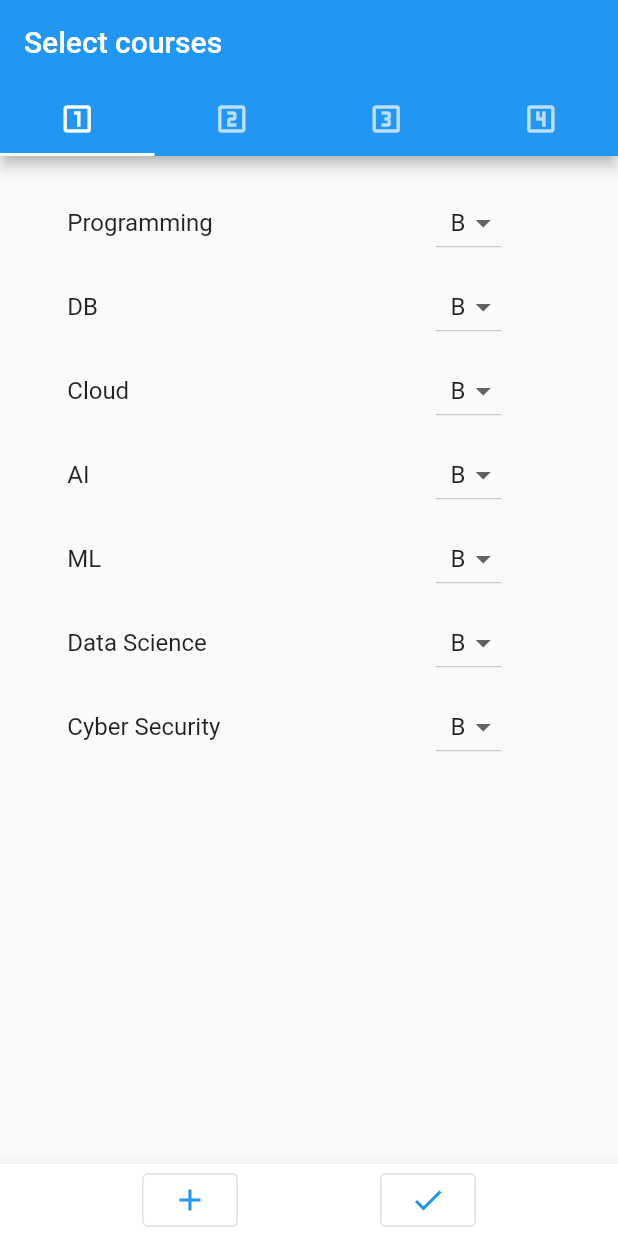
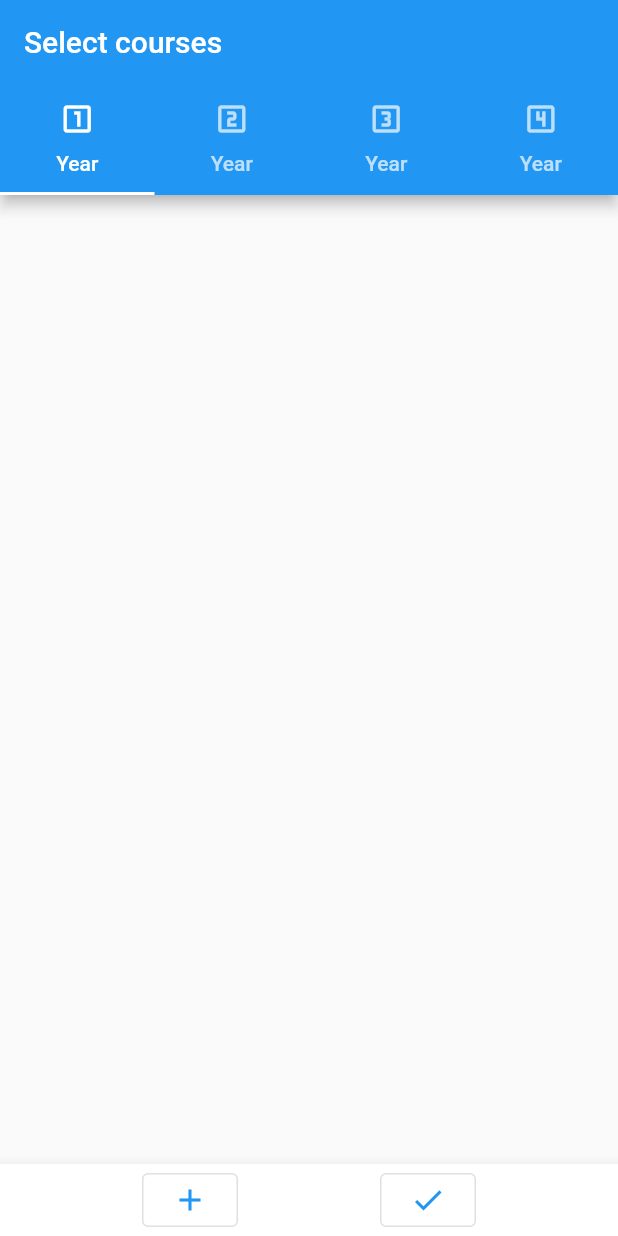
Before and after one commit to pasinduPrabhath/gpacalculator, a Flutter app: the screen it shows after launch, after a tap on the "add" icon, on a phone screen of 412 x 824 dp. Run offline on Flutter 3.47's test engine with Material 2 defaults, Android fonts, the light colour scheme and no system bars; our stand-ins replace flutter_easyrefresh, sqflite; accounts and stored records are empty.

Commit message:
fixing some issues after 1st patch

```diff
--- a/lib/main.dart
+++ b/lib/main.dart
@@ -136,7 +136,7 @@ class _MyHomePageState extends State<MyHomePage> {
               height: MediaQuery.of(context).size.height * 0.007,
             ),
             const Text(
-              'Pull to refresh',
+              '⬇️ Pull to refresh',
               style: TextStyle(
                   fontWeight: FontWeight.bold,
                   fontSize: 13,
--- a/lib/myDialog.dart
+++ b/lib/myDialog.dart
@@ -26,62 +26,6 @@ class GPAData {
 
 List<GPAData> lvl1CourseData = [
   //use to pass selected course weight to main.dart
-  GPAData(
-      id: 0,
-      level: 1,
-      courseName: 'Programming',
-      weight: 3,
-      gradingLetter: 'X',
-      gradingLetterValue: 0,
-      selected: 0),
-  GPAData(
-      id: 1,
-      level: 1,
-      courseName: 'DB',
-      weight: 3,
-      gradingLetter: 'X',
-      gradingLetterValue: 0,
-      selected: 0),
-  GPAData(
-      id: 2,
-      level: 1,
-      courseName: 'Cloud',
-      weight: 3,
-      gradingLetter: 'X',
-      gradingLetterValue: 0,
-      selected: 0),
-  GPAData(
-      id: 3,
-      level: 1,
-      courseName: 'AI',
-      weight: 3,
-      gradingLetter: 'X',
-      gradingLetterValue: 0,
-      selected: 0),
-  GPAData(
-      id: 4,
-      level: 1,
-      courseName: 'ML',
-      weight: 2,
-      gradingLetter: 'X',
-      gradingLetterValue: 0,
-      selected: 0),
-  GPAData(
-      id: 5,
-      level: 1,
-      courseName: 'Data Science',
-      weight: 2,
-      gradingLetter: 'X',
-      gradingLetterValue: 0,
-      selected: 0),
-  GPAData(
-      id: 6,
-      level: 1,
-      courseName: 'Cyber Security',
-      weight: 2,
-      gradingLetter: 'X',
-      gradingLetterValue: 0,
-      selected: 0),
 ];
 
 List<GPAData> lvl2CourseData = [
@@ -218,6 +162,14 @@ void handleTabSelection(List<GPAData> lvl1CourseData, lvl2CourseData,
             1);
       }
     }
+
+    SQLHelper.createItemSecondWindow(
+        1,
+        lvl1CourseData[i].courseName,
+        lvl1CourseData[i].weight,
+        lvl1CourseData[i].gradingLetter,
+        lvl1CourseData[i].gradingLetterValue,
+        1);
   }
 
   for (int i = 0; i < lvl2CourseData.length; i++) {
@@ -231,6 +183,13 @@ void handleTabSelection(List<GPAData> lvl1CourseData, lvl2CourseData,
           lvl2CourseData[i].gradingLetter,
           lvl2CourseData[i].gradingLetterValue,
           1);
+      // SQLHelper.createItemSecondWindow(
+      //     2,
+      //     lvl1CourseData[i].courseName,
+      //     lvl1CourseData[i].weight,
+      //     lvl1CourseData[i].gradingLetter,
+      //     lvl1CourseData[i].gradingLetterValue,
+      //     1);
     }
   }
   for (int i = 0; i < lvl3CourseData.length; i++) {
@@ -244,6 +203,13 @@ void handleTabSelection(List<GPAData> lvl1CourseData, lvl2CourseData,
           lvl3CourseData[i].gradingLetter,
           lvl3CourseData[i].gradingLetterValue,
           1);
+      // SQLHelper.createItemSecondWindow(
+      //     3,
+      //     lvl1CourseData[i].courseName,
+      //     lvl1CourseData[i].weight,
+      //     lvl1CourseData[i].gradingLetter,
+      //     lvl1CourseData[i].gradingLetterValue,
+      //     1);
     }
   }
   for (int i = 0; i < lvl4CourseData.length; i++) {
@@ -257,9 +223,19 @@ void handleTabSelection(List<GPAData> lvl1CourseData, lvl2CourseData,
           lvl4CourseData[i].gradingLetter,
           lvl4CourseData[i].gradingLetterValue,
           1);
+      // SQLHelper.createItemSecondWindow(
+      //     4,
+      //     lvl1CourseData[i].courseName,
+      //     lvl1CourseData[i].weight,
+      //     lvl1CourseData[i].gradingLetter,
+      //     lvl1CourseData[i].gradingLetterValue,
+      //     1);
     }
   }
 }
+
+List<GPAData> listfromDb = [];
+List<Map<String, dynamic>> _dataFromDb = <Map<String, dynamic>>[];
 
 class MyDialog extends StatefulWidget {
   final void Function() refresh;
@@ -289,11 +265,34 @@ class _MyDialogState extends State<MyDialog>
     'X'
   ];
   // late String _newCourseName;
+  Future<void> _refresh() async {
+    _dataFromDb = await SQLHelper.getItems();
+    listfromDb.clear();
+    for (var element in _dataFromDb) {
+      listfromDb.add(GPAData(
+        id: element['id'],
+        level: element['level'],
+        courseName: element['courseName'],
+        weight: element['courseWeight'],
+        gradingLetter: element['gradingLetter'],
+        gradingLetterValue: element['gradingLetterValue'],
+        selected: element['selected'] == 1 ? 1 : 0,
+      ));
+    }
+    lvl1CourseData = listfromDb;
+    setState(() {
+      lvl1CourseData = listfromDb;
+    });
+  }
 
   @override
   void initState() {
     super.initState();
     _tabController = TabController(length: 4, vsync: this);
+
+    setState(() {
+      _refresh();
+    });
     // _tabController.addListener(_handleTabSelection);
   }
 
@@ -307,10 +306,10 @@ class _MyDialogState extends State<MyDialog>
             bottom: TabBar(
               controller: _tabController,
               tabs: const [
-                Tab(icon: Icon(Icons.looks_one_outlined)),
-                Tab(icon: Icon(Icons.looks_two_outlined)),
-                Tab(icon: Icon(Icons.looks_3_outlined)),
-                Tab(icon: Icon(Icons.looks_4_outlined)),
+                Tab(text: 'Year', icon: Icon(Icons.looks_one_outlined)),
+                Tab(text: 'Year', icon: Icon(Icons.looks_two_outlined)),
+                Tab(text: 'Year', icon: Icon(Icons.looks_3_outlined)),
+                Tab(text: 'Year', icon: Icon(Icons.looks_4_outlined)),
               ],
             ),
             title: const Text('Select courses'),
@@ -356,6 +355,21 @@ class _MyDialogState extends State<MyDialog>
           child: ListView.builder(
             itemCount: lvl1CourseData.length,
             itemBuilder: (context, index) {
+              return Dismissible(
+                key: UniqueKey(),
+                onDismissed: (direction) {
+                  setState(() {
+                    lvl1CourseData.removeAt(index);
+                  });
+                },
+                background: Container(
+                  color: Colors.red,
+                  child: Icon(Icons.delete, color: Colors.white),
+                  alignment: Alignment.centerRight,
+                  padding: EdgeInsets.only(right: 20),
+                ),
+                child: StatefulBuilder(
+                  builder: (BuildContext context, StateSetter setState) {
                     return CustomCheckboxDropdownTile(
                       title: lvl1CourseData[index].courseName,
                       value: lvl1CourseData[index].selected,
@@ -363,9 +377,7 @@ class _MyDialogState extends State<MyDialog>
                         setState(() {
                           lvl1CourseData[index].selected = value!;
                           if (value == 1) {
-                        lvl1CourseData[index].gradingLetter =
-                            selectedValue; // update grading letter
-
+                            lvl1CourseData[index].gradingLetter = selectedValue;
                             lvl1CourseData[index].gradingLetterValue =
                                 _gradingLetterValue(selectedValue);
                           } else {
@@ -375,7 +387,11 @@ class _MyDialogState extends State<MyDialog>
                       },
                       options: gradeValue,
                     );
-              }),
+                  },
+                ),
+              );
+            },
+          ),
         ),
       ],
     );
--- a/lib/sql_helper.dart
+++ b/lib/sql_helper.dart
@@ -1,24 +1,39 @@
 import 'package:flutter/foundation.dart';
 import 'package:sqflite/sqflite.dart';
+import 'package:path/path.dart';
 
 class SQLHelper {
-  static Future<void> createTables(database) async {
-    await database.execute("""CREATE TABLE courses(
+  static Future<void> createTables(Database database) async {
+    await database.execute("""
+      CREATE TABLE IF NOT EXISTS courses(
         id INTEGER PRIMARY KEY AUTOINCREMENT NOT NULL,
         level INTEGER NOT NULL,
         courseName TEXT NOT NULL,
         courseWeight REAL NOT NULL,
         gradingLetter TEXT NOT NULL,
         gradingLetterValue REAL NOT NULL,
-        isCourseSelected int NOT NULL,
+        isCourseSelected INTEGER NOT NULL,
         createdAt TIMESTAMP NOT NULL DEFAULT CURRENT_TIMESTAMP
       )
-      """);
+    """);
+
+    await database.execute("""
+      CREATE TABLE IF NOT EXISTS newAddedCourses(
+        id INTEGER PRIMARY KEY AUTOINCREMENT NOT NULL,
+        level INTEGER NOT NULL,
+        courseName TEXT NOT NULL,
+        courseWeight REAL NOT NULL,
+        gradingLetter TEXT NOT NULL,
+        gradingLetterValue REAL NOT NULL,
+        isCourseSelected INTEGER NOT NULL,
+        createdAt TIMESTAMP NOT NULL DEFAULT CURRENT_TIMESTAMP
+      )
+    """);
   }
 
   static Future<Database> db() async {
     return openDatabase(
-      'courses.db',
+      join(await getDatabasesPath(), 'courses.db'),
       version: 1,
       onCreate: (Database database, int version) async {
         await createTables(database);
@@ -26,7 +41,17 @@ class SQLHelper {
     );
   }
 
-  // Create new item (journal)
+  static Future<Database> db2() async {
+    return openDatabase(
+      join(await getDatabasesPath(), 'newAddedCourses.db'),
+      version: 1,
+      onCreate: (Database database, int version) async {
+        await createTables(database);
+      },
+    );
+  }
+
+  // Create new item (journal) for adding to main functions
   static Future<Object?> createItem(
     int? level,
     String? courseName,
@@ -75,10 +100,66 @@ class SQLHelper {
     }
   }
 
+  // Create new item (journal) for adding to second screen
+
+  static Future<Object?> createItemSecondWindow(
+    int? level,
+    String? courseName,
+    double? courseWeight,
+    String? gradingLetter,
+    double? gradingLetterValue,
+    int? isCourseSelected,
+  ) async {
+    final db = await SQLHelper.db2();
+
+    // Check if the course already exists in the database
+    final existingCourses = await db.query(
+      'newAddedCourses',
+      where: 'courseName = ?',
+      whereArgs: [courseName],
+      limit: 1,
+    );
+    if (existingCourses.isNotEmpty) {
+      // Update the existing entry
+      final existingCourse = existingCourses.first;
+      final id = existingCourse['id'];
+      final data = {
+        'level': level,
+        'courseName': courseName,
+        'courseWeight': courseWeight,
+        'gradingLetter': gradingLetter,
+        'gradingLetterValue': gradingLetterValue,
+        'isCourseSelected': isCourseSelected,
+        'createdAt': DateTime.now().toString(),
+      };
+      await db
+          .update('newAddedCourses', data, where: 'id = ?', whereArgs: [id]);
+      return id;
+    } else {
+      // Create a new entry
+      final data = {
+        'level': level,
+        'courseName': courseName,
+        'courseWeight': courseWeight,
+        'gradingLetter': gradingLetter,
+        'gradingLetterValue': gradingLetterValue,
+        'isCourseSelected': isCourseSelected,
+      };
+      final id = await db.insert('newAddedCourses', data,
+          conflictAlgorithm: ConflictAlgorithm.replace);
+      return id;
+    }
+  }
+
   // Read all items (journals)
   static Future<List<Map<String, dynamic>>> getItems() async {
     final db = await SQLHelper.db();
     return db.query('courses', orderBy: "id");
+  }
+
+  static Future<List<Map<String, dynamic>>> getItemsSecondWindow() async {
+    final db = await SQLHelper.db2();
+    return db.query('newAddedCourses', orderBy: "id");
   }
 
   // Read a single item by id
@@ -113,6 +194,30 @@ class SQLHelper {
     return result;
   }
 
+  static Future<int> updateItemSecondWindow(
+      int level,
+      String courseName,
+      double courseWeight,
+      String gradingLetter,
+      double gradingLetterValue,
+      int isCourseSelected) async {
+    final db = await SQLHelper.db2();
+
+    final data = {
+      'level': level,
+      'courseName': courseName,
+      'courseWeight': courseWeight,
+      'gradingLetter': gradingLetter,
+      'gradingLetterValue': gradingLetterValue,
+      'isCourseSelected': isCourseSelected,
+      'createdAt': DateTime.now().toString()
+    };
+
+    final result = await db.update('newAddedCourses', data,
+        where: "courseName = ?", whereArgs: [courseName]);
+    return result;
+  }
+
   static Future<void> deleteItem(String name) async {
     final db = await SQLHelper.db();
     try {
@@ -121,4 +226,14 @@ class SQLHelper {
       debugPrint("Something went wrong when deleting an item: $err");
     }
   }
+
+  static Future<void> deleteItemSecondWindow(String name) async {
+    final db = await SQLHelper.db2();
+    try {
+      await db.delete("newAddedCourses",
+          where: "courseName = ?", whereArgs: [name]);
+    } catch (err) {
+      debugPrint("Something went wrong when deleting an item: $err");
+    }
+  }
 }
```
Lines whose indentation alone changed are shown as unchanged.
